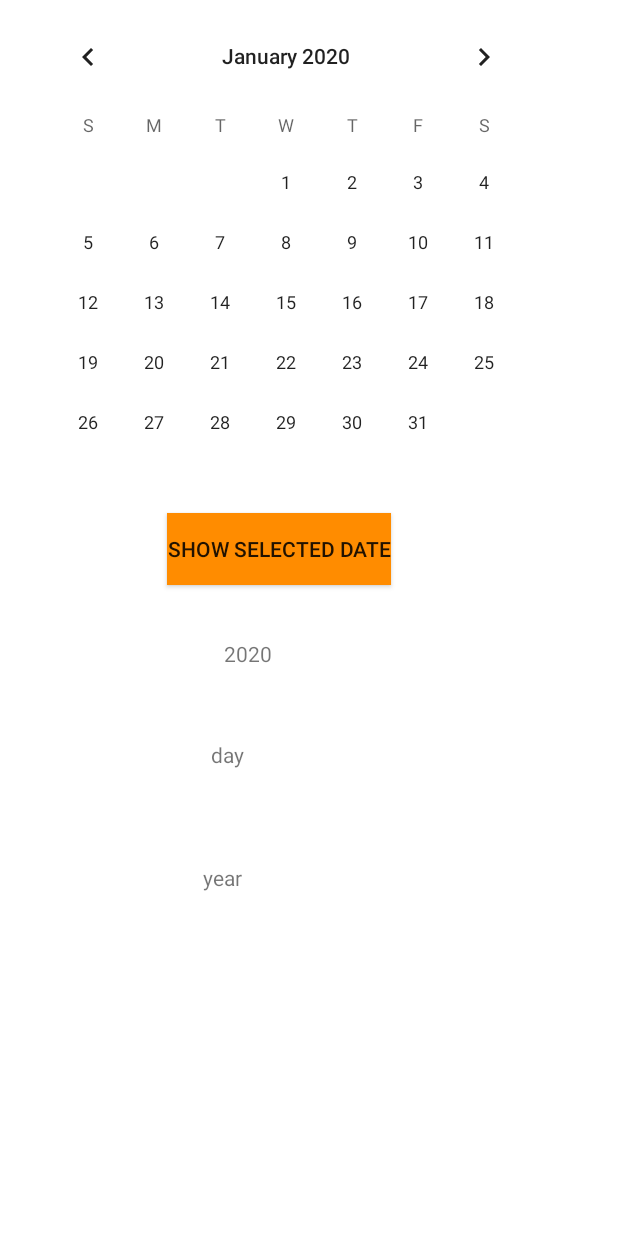
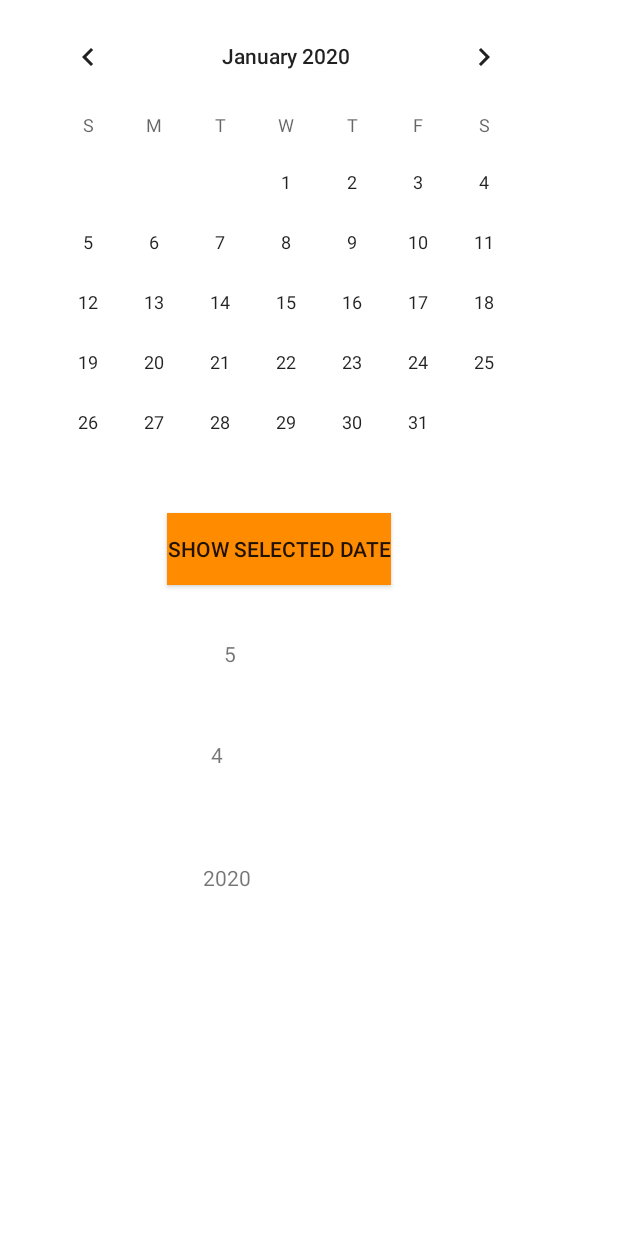
Before and after one commit to Malathi1993/AssessmentOne, an Android app: the screen it shows after launch (MainActivity), after a tap on an icon or button, on a phone screen of 412 x 824 dp. Run offline under Robolectric (Android 15) with nearby library versions, the phone set to English and light mode, and no system bars; 1 other tap on this screen came first.

```diff
--- a/app/src/main/java/com/encrypts/assessmentone/MainActivity.java
+++ b/app/src/main/java/com/encrypts/assessmentone/MainActivity.java
@@ -1,48 +1,52 @@
 package com.encrypts.assessmentone;
 
-import androidx.annotation.NonNull;
+import androidx.annotation.RequiresApi;
 import androidx.appcompat.app.AppCompatActivity;
-
 import android.graphics.Color;
+import android.icu.util.Calendar;
+import android.os.Build;
 import android.os.Bundle;
+import android.view.View;
 import android.widget.Button;
 import android.widget.CalendarView;
 import android.widget.TextView;
 import android.widget.Toast;
+import java.text.DateFormat;
+import java.text.SimpleDateFormat;
+public class MainActivity extends AppCompatActivity {
+    CalendarView simpleCalendarView;
+    Button showDateBtn;
+    TextView date, day, year;
 
-import java.util.Calendar;
-
-public class MainActivity extends AppCompatActivity {
-   CalendarView simpleCalendarView;
-   TextView date,day,year;
-   Button showselecteddate;
+    @RequiresApi(api = Build.VERSION_CODES.N)
     @Override
     protected void onCreate(Bundle savedInstanceState) {
         super.onCreate(savedInstanceState);
         setContentView(R.layout.activity_main);
+        simpleCalendarView = (CalendarView) findViewById(R.id.calendarView);
+        showDateBtn = (Button) findViewById(R.id.button);
         date = (TextView) findViewById(R.id.date);
         day = (TextView) findViewById(R.id.day);
         year = (TextView) findViewById(R.id.year);
-        showselecteddate = (Button)findViewById(R.id.button);
-        final Calendar calendar = Calendar.getInstance();
-        //simpleCalendarView = (CalendarView) findViewById(R.id.calendarView);
+        final Calendar calender = Calendar.getInstance();
         simpleCalendarView.setOnDateChangeListener(new CalendarView.OnDateChangeListener() {
             @Override
-            public void onSelectedDayChange(@NonNull CalendarView view, int year, int month, int dayOfMonth) {
-                //public void onSelectedDayChange(CalendarView view, int year, int month, int dayOfMonth) {
+            public void onSelectedDayChange(CalendarView view, int year, int month, int dayOfMonth) {
                 // display the selected date by using a toast
-                Toast.makeText(MainActivity.this.getApplicationContext(), dayOfMonth + "/" + month + "/" + year, Toast.LENGTH_LONG).show();
-                calendar.set(year, month, dayOfMonth);
+                Toast.makeText(getApplicationContext(), dayOfMonth + "/" + month + "/" + year, Toast.LENGTH_LONG).show();
+                calender.set(year,month,dayOfMonth);
+
+            }
+        });
+        showDateBtn.setOnClickListener(new View.OnClickListener() {
+            @Override
+            public void onClick(View view) {
+                date.setText(String.valueOf(calender.get(Calendar.DATE)));
+                day.setText(String.valueOf(calender.get(Calendar.DAY_OF_WEEK)));
+                year.setText(String.valueOf(calender.get(Calendar.YEAR)));
             }
         });
 
-        showselecteddate.setOnClickListener((view ));
-        {
-
-            date.setText(String.valueOf(calendar.get(Calendar.DATE)));
-            date.setText(String.valueOf(calendar.get(Calendar.DAY_OF_WEEK)));
-            date.setText(String.valueOf(calendar.get(Calendar.YEAR)));
-        }
     }
 
 }
```
